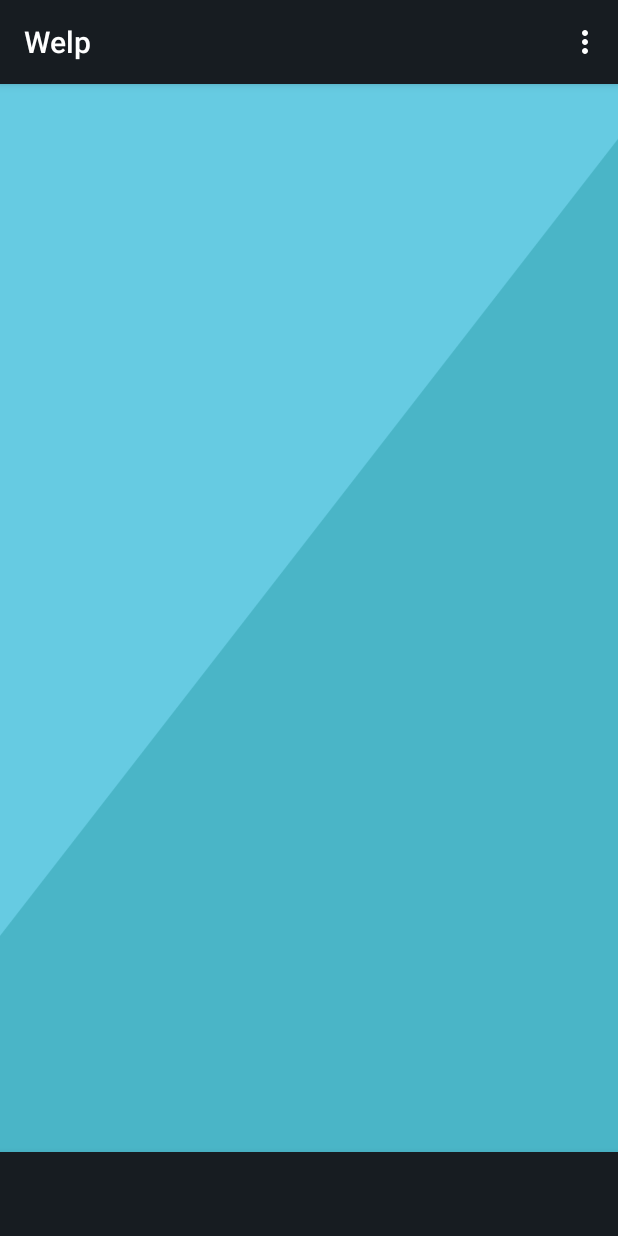
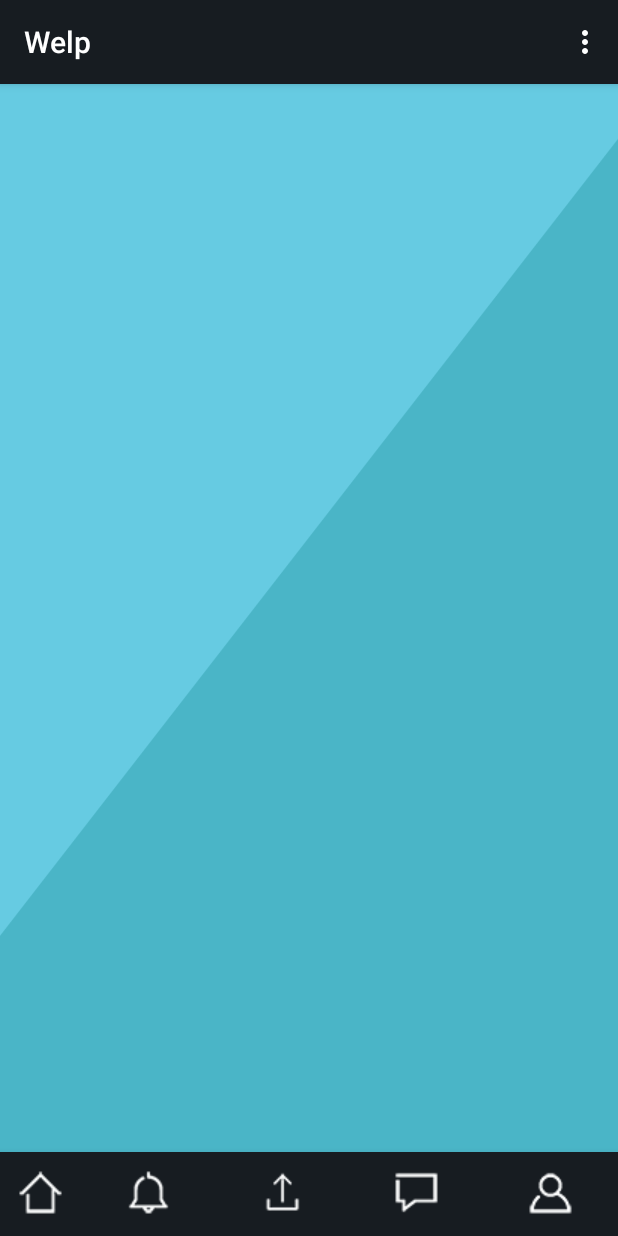
Before and after one commit to Clairverbot/welp, an Android app: the screen it shows after launch once a user with an empty profile is signed in (MainActivity), on a phone screen of 412 x 824 dp. Run offline under Robolectric (Android 15) with nearby library versions, the light colour scheme and no system bars; our stand-ins replace ButterKnife, Firebase (no records; nobody signed in at launch, a user with empty details on screens opened directly); libraries missing offline, so code that uses them is left out: com.firebase.client, com.firebase.ui.

Commit message:
done with lyfe (i mean ca10

```diff
--- a/app/src/main/java/com/example/clair/welp/Login.java
+++ b/app/src/main/java/com/example/clair/welp/Login.java
@@ -93,4 +93,12 @@ public class Login extends AppCompatActivity {
                     }
                 });
     }
+
+    @Override
+    public void onBackPressed() {
+        Intent intent = new Intent(Intent.ACTION_MAIN);
+        intent.addCategory(Intent.CATEGORY_HOME);
+        intent.setFlags(Intent.FLAG_ACTIVITY_NEW_TASK);
+        startActivity(intent);
+    }
 }
--- a/app/src/main/java/com/example/clair/welp/MainActivity.java
+++ b/app/src/main/java/com/example/clair/welp/MainActivity.java
@@ -16,6 +16,7 @@ import android.view.ViewGroup;
 import android.widget.BaseAdapter;
 import android.widget.ImageView;
 import android.widget.TextView;
+import android.widget.Toast;
 
 import com.firebase.ui.auth.AuthUI;
 import com.google.firebase.auth.FirebaseAuth;
@@ -92,6 +93,7 @@ public class MainActivity extends AppCompatActivity {
         rvNote.setAdapter(nAdapter);
 
     }
+
     @Override
     protected void onStart() {
         super.onStart();
@@ -148,6 +150,4 @@ public class MainActivity extends AppCompatActivity {
         nAdapter.deleteEverything();
         nAdapter.addAllItems(n);
     }
-
-
 }
--- a/app/src/main/res/layout/activity_login.xml
+++ b/app/src/main/res/layout/activity_login.xml
@@ -13,7 +13,7 @@
         android:id="@+id/ivlogo"
         android:layout_width="260dp"
         android:layout_height="129dp"
-        android:layout_marginTop="135dp"
+        android:layout_marginTop="70dp"
         android:layout_centerHorizontal="true"
         android:src="@drawable/logo" />
 
@@ -29,7 +29,7 @@
         android:layout_width="match_parent"
         android:layout_height="230dp"
         android:layout_below="@id/ivlogo"
-        android:layout_marginTop="20dp"
+        android:layout_marginTop="10dp"
         android:background="@color/veriWhite"
         android:orientation="vertical"
         android:paddingBottom="50dp"
--- a/app/src/main/res/layout/activity_main.xml
+++ b/app/src/main/res/layout/activity_main.xml
@@ -5,13 +5,19 @@
     android:layout_width="match_parent"
     android:layout_height="match_parent"
     tools:context=".MainActivity">
+
     <android.support.v7.widget.RecyclerView
         android:id="@+id/rvNote"
         android:layout_width="match_parent"
-        android:layout_height="wrap_content"
-        android:layout_margin="16dp"
-        android:scrollbars="vertical">
-    </android.support.v7.widget.RecyclerView>
+        android:layout_height="455dp"
+        android:layout_marginBottom="2dp"
+        android:layout_marginEnd="2dp"
+        android:layout_marginLeft="2dp"
+        android:layout_marginRight="2dp"
+        android:layout_marginStart="2dp"
+        android:layout_marginTop="2dp"
+        android:scrollbarAlwaysDrawVerticalTrack="true"
+        android:scrollbars="vertical"></android.support.v7.widget.RecyclerView>
 
     <android.support.design.widget.BottomNavigationView
         android:id="@+id/btmNav"
@@ -19,6 +25,45 @@
         android:layout_height="wrap_content"
         android:layout_alignParentBottom="true"
         android:background="@color/colorPrimaryDark">
+        <LinearLayout
+            android:layout_width="match_parent"
+            android:layout_height="match_parent">
+    <ImageButton
+        android:layout_width="wrap_content"
+        android:layout_height="wrap_content"
+        android:src="@drawable/tab_home"
+        android:background="@color/color_YouCantSeeME"
+        android:padding="@dimen/BiggerPadding"/>
+        <ImageButton
+            android:layout_width="wrap_content"
+            android:layout_height="wrap_content"
+            android:src="@drawable/tab_noti"
+            android:background="@color/color_YouCantSeeME"
+            android:padding="@dimen/BiggerPadding"
+            android:layout_weight="1"/>
 
+            <ImageButton
+                android:layout_width="wrap_content"
+                android:layout_height="wrap_content"
+                android:src="@drawable/upload"
+                android:background="@color/color_YouCantSeeME"
+                android:padding="@dimen/BiggerPadding"
+                android:layout_weight="1"/>
+            <ImageButton
+                android:layout_width="wrap_content"
+                android:layout_height="wrap_content"
+                android:src="@drawable/tabs_discussion"
+                android:background="@color/color_YouCantSeeME"
+                android:padding="@dimen/BiggerPadding"
+                android:layout_weight="1"/>
+            <ImageButton
+                android:layout_width="wrap_content"
+                android:layout_height="wrap_content"
+                android:src="@drawable/tab_profile"
+                android:background="@color/color_YouCantSeeME"
+                android:padding="@dimen/BiggerPadding"
+                android:layout_weight="1"/>
+
+        </LinearLayout>
     </android.support.design.widget.BottomNavigationView>
 </RelativeLayout>
--- a/app/src/main/res/layout/note_template.xml
+++ b/app/src/main/res/layout/note_template.xml
@@ -107,7 +107,7 @@
             android:layout_height="wrap_content"
             android:layout_marginTop="@dimen/Padding"
             android:layout_marginBottom="@dimen/Padding"
-            android:layout_marginLeft="10dp"
+
             android:orientation="horizontal"
             >
 
```
Also changed, not shown: app/src/main/res/drawable/tab_home.png, app/src/main/res/drawable/tab_noti.png, app/src/main/res/drawable/tab_profile.png, app/src/main/res/drawable/tabs_discussion.png, app/src/main/res/drawable/upload.png.
